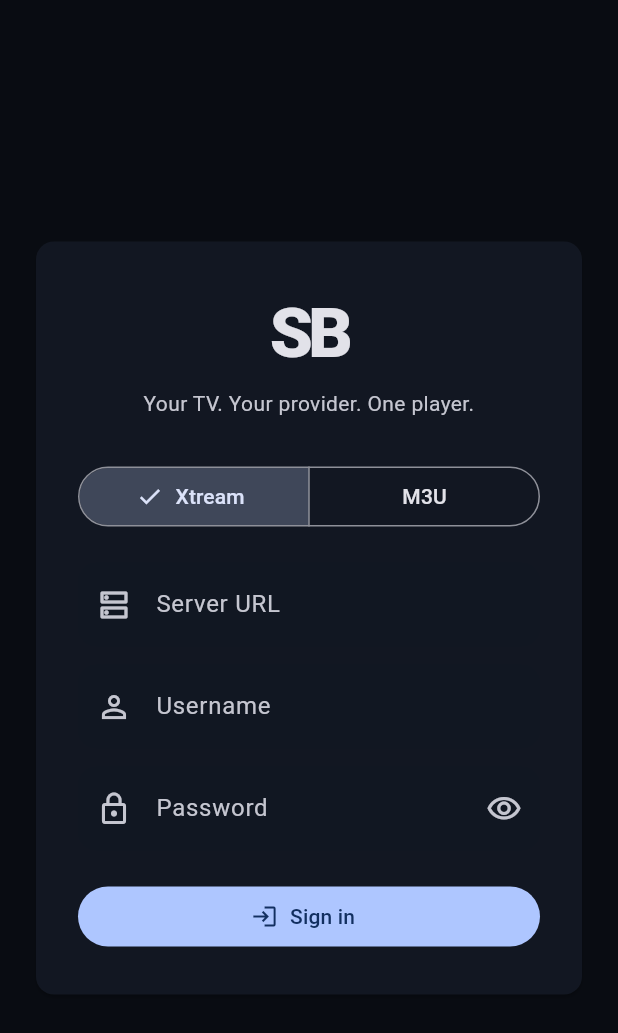
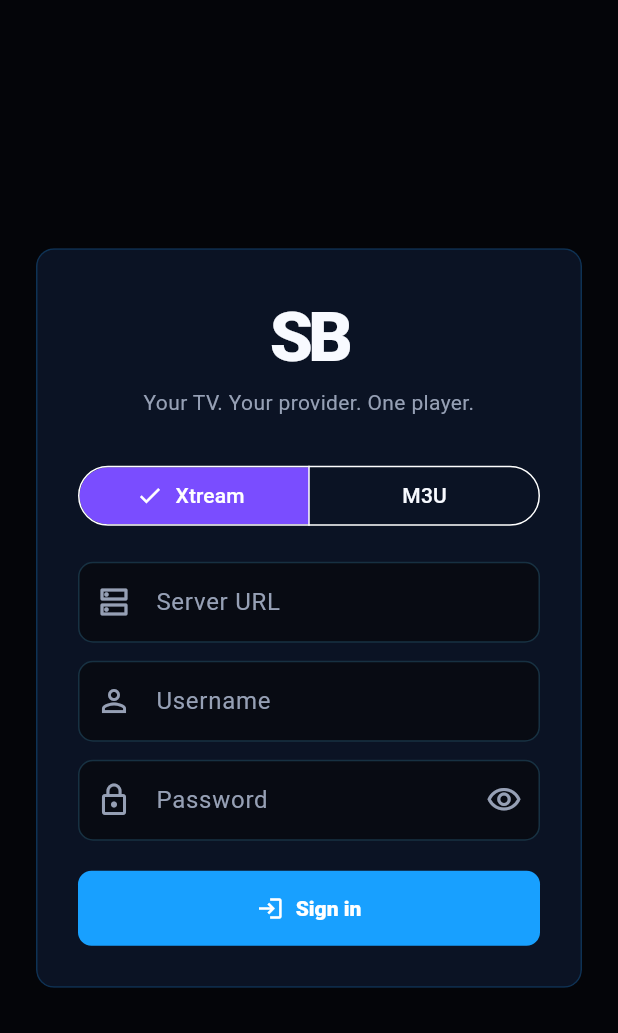
Before and after one commit to strawb2ibiza-ops/SB-Player, a Flutter app: the screen it shows after launch, on a phone screen of 412 x 824 dp. Shown: the top 1033 px of the screen. Run offline on Flutter 3.47's test engine with Material 3 defaults, Android fonts, the light colour scheme and no system bars; our stand-ins replace flutter_secure_storage; missing offline and left inert: media_kit, media_kit_video, window_manager; accounts and stored records are empty.

Commit message:
Apply premium SB Player visual theme

```diff
--- a/lib/src/ui/app_theme.dart
+++ b/lib/src/ui/app_theme.dart
@@ -1,29 +1,169 @@
 import 'package:flutter/material.dart';
+
+import 'branding/sb_brand.dart';
 
 class AppTheme {
   static ThemeData dark() {
-    const accent = Color(0xFF2F80FF);
-    const panel = Color(0xFF121722);
-    return ThemeData(
+    const scheme = ColorScheme.dark(
+      primary: SbBrand.electricBlue,
+      secondary: SbBrand.purple,
+      surface: SbBrand.panel,
+      surfaceContainerHighest: SbBrand.panelBlue,
+      error: SbBrand.liveError,
+      onPrimary: Colors.white,
+      onSecondary: Colors.white,
+      onSurface: SbBrand.textPrimary,
+      onSurfaceVariant: SbBrand.textMuted,
+    );
+
+    final base = ThemeData(
       useMaterial3: true,
       brightness: Brightness.dark,
-      scaffoldBackgroundColor: const Color(0xFF090C12),
-      colorScheme: ColorScheme.fromSeed(
-        seedColor: accent,
-        brightness: Brightness.dark,
-        surface: panel,
+      scaffoldBackgroundColor: SbBrand.black,
+      colorScheme: scheme,
+      visualDensity: VisualDensity.standard,
+    );
+
+    return base.copyWith(
+      textTheme: base.textTheme.copyWith(
+        displayLarge: const TextStyle(
+          color: SbBrand.textPrimary,
+          fontWeight: FontWeight.w900,
+          letterSpacing: -2.4,
+        ),
+        displayMedium: const TextStyle(
+          color: SbBrand.textPrimary,
+          fontWeight: FontWeight.w900,
+          letterSpacing: -1.8,
+        ),
+        headlineLarge: const TextStyle(
+          color: SbBrand.textPrimary,
+          fontWeight: FontWeight.w900,
+          letterSpacing: -1.2,
+        ),
+        headlineMedium: const TextStyle(
+          color: SbBrand.textPrimary,
+          fontWeight: FontWeight.w800,
+          letterSpacing: -0.8,
+        ),
+        titleLarge: const TextStyle(
+          color: SbBrand.textPrimary,
+          fontWeight: FontWeight.w800,
+        ),
+        bodyLarge: const TextStyle(
+          color: SbBrand.textPrimary,
+          height: 1.4,
+        ),
+        bodyMedium: const TextStyle(
+          color: SbBrand.textPrimary,
+          height: 1.35,
+        ),
+        bodySmall: const TextStyle(
+          color: SbBrand.textMuted,
+          height: 1.3,
+        ),
       ),
-      cardTheme: const CardThemeData(
-        color: panel,
+      cardTheme: CardThemeData(
+        color: SbBrand.panel.withValues(alpha: 0.92),
         margin: EdgeInsets.zero,
+        elevation: 0,
         clipBehavior: Clip.antiAlias,
+        shape: RoundedRectangleBorder(
+          borderRadius: BorderRadius.circular(12),
+          side: BorderSide(
+            color: SbBrand.electricBlue.withValues(alpha: 0.22),
+          ),
+        ),
       ),
       inputDecorationTheme: InputDecorationTheme(
         filled: true,
-        fillColor: const Color(0xFF111722),
-        border: OutlineInputBorder(
-          borderRadius: BorderRadius.circular(12),
-          borderSide: BorderSide.none,
+        fillColor: SbBrand.elevated.withValues(alpha: 0.96),
+        labelStyle: const TextStyle(color: SbBrand.textMuted),
+        hintStyle: TextStyle(
+          color: SbBrand.textMuted.withValues(alpha: 0.76),
+        ),
+        prefixIconColor: SbBrand.textMuted,
+        suffixIconColor: SbBrand.textMuted,
+        enabledBorder: OutlineInputBorder(
+          borderRadius: BorderRadius.circular(10),
+          borderSide: BorderSide(
+            color: SbBrand.brightBlue.withValues(alpha: 0.20),
+          ),
+        ),
+        focusedBorder: OutlineInputBorder(
+          borderRadius: BorderRadius.circular(10),
+          borderSide: const BorderSide(
+            color: SbBrand.electricBlue,
+            width: 1.5,
+          ),
+        ),
+        errorBorder: OutlineInputBorder(
+          borderRadius: BorderRadius.circular(10),
+          borderSide: const BorderSide(color: SbBrand.liveError),
+        ),
+      ),
+      filledButtonTheme: FilledButtonThemeData(
+        style: ButtonStyle(
+          padding: const WidgetStatePropertyAll(
+            EdgeInsets.symmetric(horizontal: 22, vertical: 16),
+          ),
+          shape: WidgetStatePropertyAll(
+            RoundedRectangleBorder(borderRadius: BorderRadius.circular(9)),
+          ),
+          textStyle: const WidgetStatePropertyAll(
+            TextStyle(fontWeight: FontWeight.w800),
+          ),
+          backgroundColor:
+              const WidgetStatePropertyAll(SbBrand.electricBlue),
+          foregroundColor: const WidgetStatePropertyAll(Colors.white),
+          overlayColor: WidgetStatePropertyAll(
+            SbBrand.brightBlue.withValues(alpha: 0.18),
+          ),
+        ),
+      ),
+      outlinedButtonTheme: OutlinedButtonThemeData(
+        style: ButtonStyle(
+          foregroundColor: const WidgetStatePropertyAll(SbBrand.textPrimary),
+          side: WidgetStatePropertyAll(
+            BorderSide(
+              color: SbBrand.electricBlue.withValues(alpha: 0.40),
+            ),
+          ),
+          shape: WidgetStatePropertyAll(
+            RoundedRectangleBorder(borderRadius: BorderRadius.circular(9)),
+          ),
+        ),
+      ),
+      dividerTheme: DividerThemeData(
+        color: SbBrand.electricBlue.withValues(alpha: 0.14),
+      ),
+      navigationRailTheme: const NavigationRailThemeData(
+        backgroundColor: SbBrand.elevated,
+      ),
+      appBarTheme: const AppBarTheme(
+        backgroundColor: SbBrand.black,
+        foregroundColor: SbBrand.textPrimary,
+        surfaceTintColor: Colors.transparent,
+        elevation: 0,
+      ),
+      popupMenuTheme: PopupMenuThemeData(
+        color: SbBrand.elevated.withValues(alpha: 0.98),
+        surfaceTintColor: Colors.transparent,
+        shape: RoundedRectangleBorder(
+          borderRadius: BorderRadius.circular(10),
+          side: BorderSide(
+            color: SbBrand.electricBlue.withValues(alpha: 0.20),
+          ),
+        ),
+      ),
+      dialogTheme: DialogThemeData(
+        backgroundColor: SbBrand.elevated,
+        surfaceTintColor: Colors.transparent,
+        shape: RoundedRectangleBorder(
+          borderRadius: BorderRadius.circular(14),
+          side: BorderSide(
+            color: SbBrand.electricBlue.withValues(alpha: 0.22),
+          ),
         ),
       ),
     );
```
